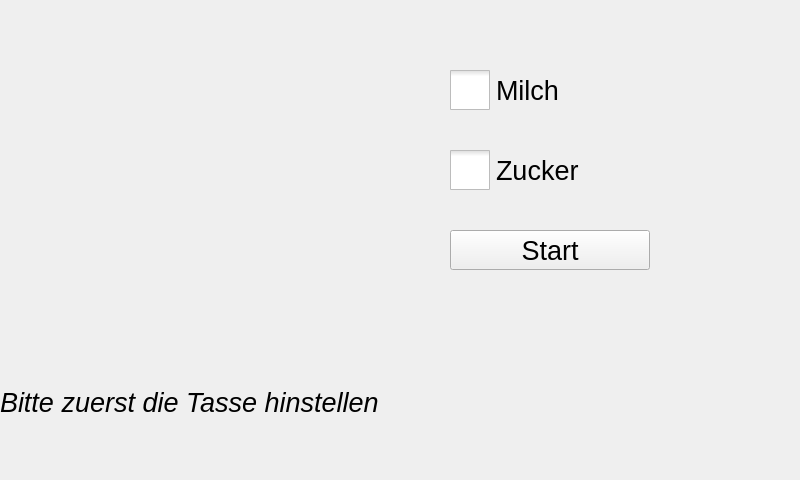
Before: the Qt Designer form layout/mainwindow.ui in Ben-Kaniobi/Startux_Coffee, drawn with Qt 5.
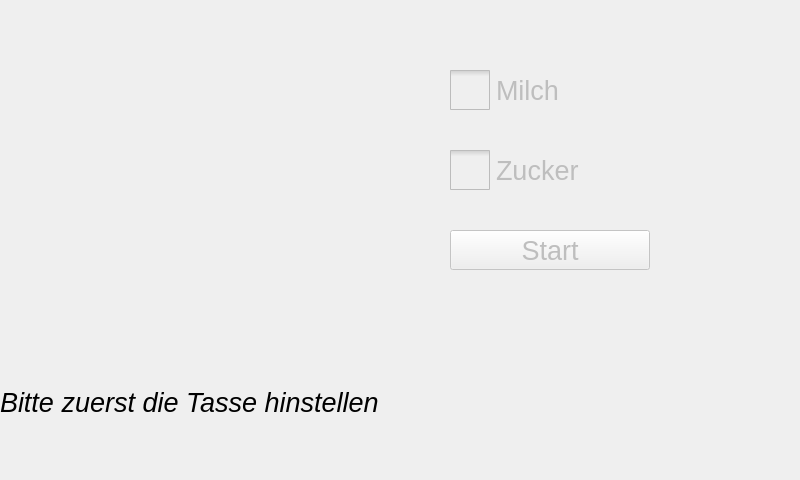
After: the same form once the commit is applied. Icons and pictures are not drawn.

Commit message: Implemented wait for button

What changed in the file:
```diff
--- a/layout/mainwindow.ui
+++ b/layout/mainwindow.ui
@@ -34,6 +34,9 @@
     </property>
    </widget>
    <widget class="QCheckBox" name="checkBox_Zucker">
+    <property name="enabled">
+     <bool>false</bool>
+    </property>
     <property name="geometry">
      <rect>
       <x>450</x>
@@ -58,6 +61,9 @@
     </property>
    </widget>
    <widget class="QCheckBox" name="checkBox_Milch">
+    <property name="enabled">
+     <bool>false</bool>
+    </property>
     <property name="geometry">
      <rect>
       <x>450</x>
@@ -81,7 +87,7 @@
    </widget>
    <widget class="QPushButton" name="pushButton_Start">
     <property name="enabled">
-     <bool>true</bool>
+     <bool>false</bool>
     </property>
     <property name="geometry">
      <rect>
```
The commit also changes 5 other files.
